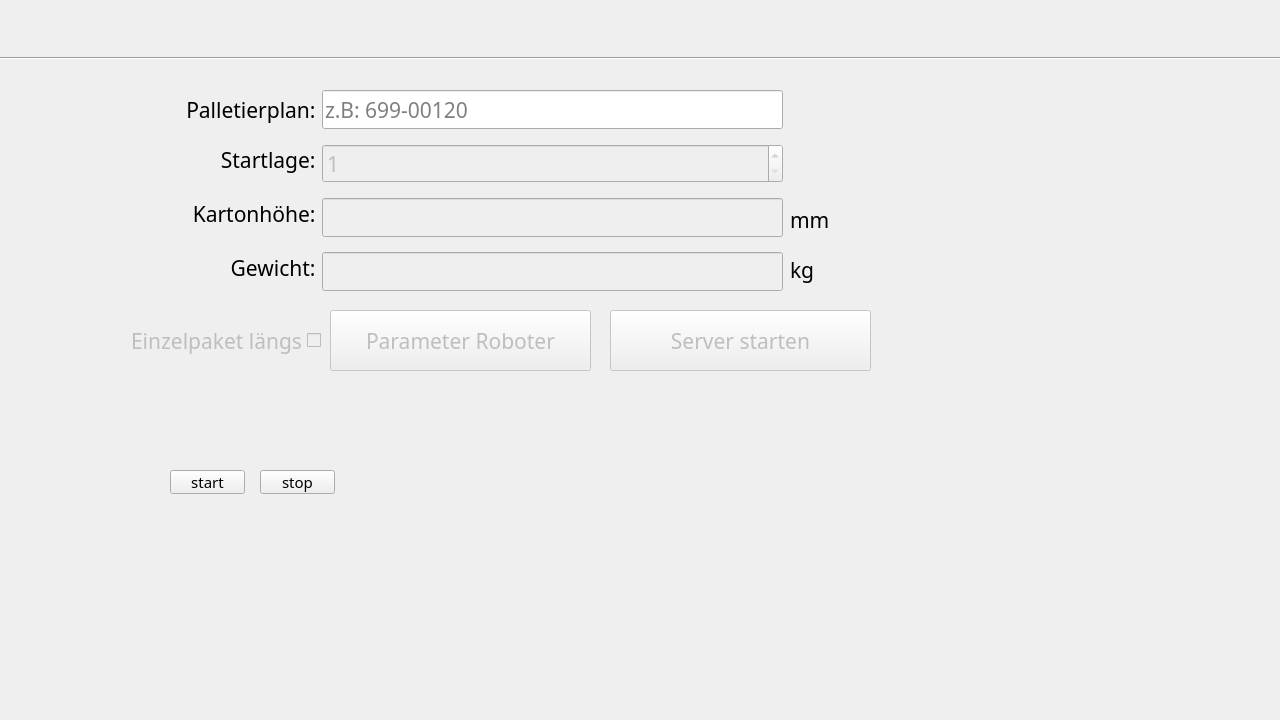
Snupai/MultipackParser, file ui_files/MainWindow.ui: the form before one commit.
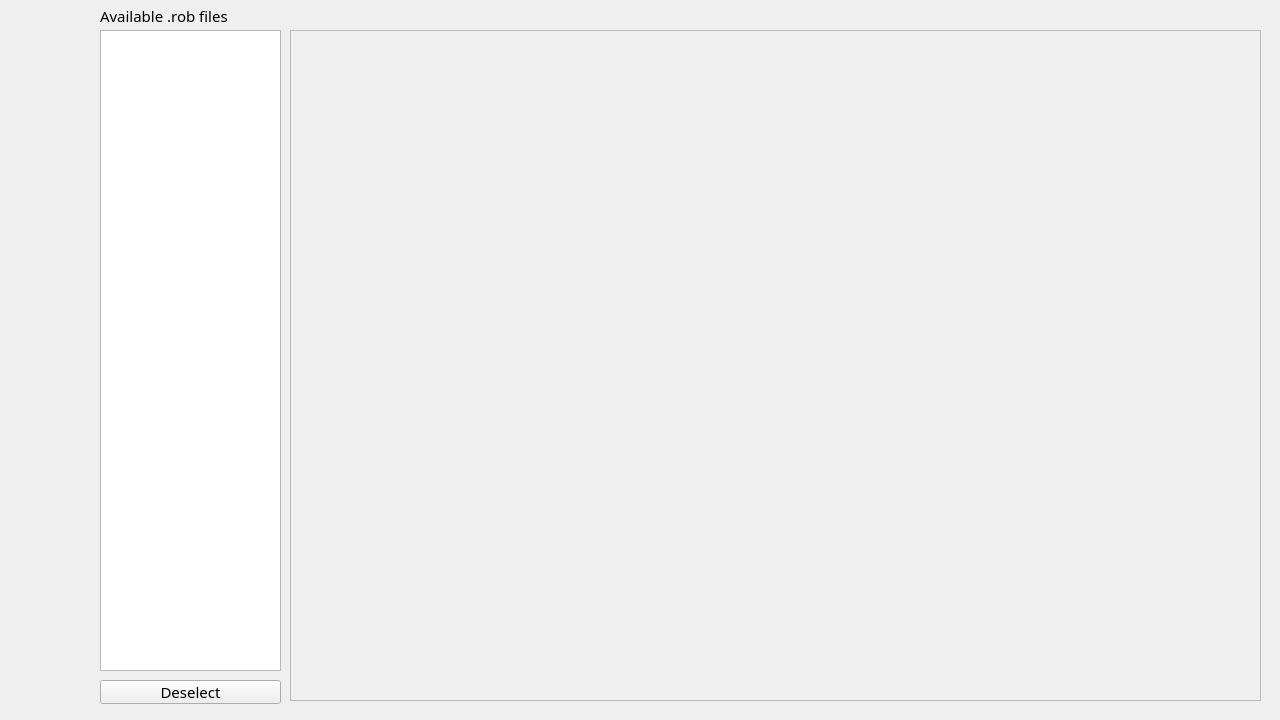
The form after the commit. The open tabs and pages were chosen to show the change. Icons and pictures are not drawn.

Commit message:
Add 3D visualization for .rob files with experimental page
- Integrated matplotlib-based 3D visualization for pallet files
- Created new experimental page in UI with .rob file list and 3D view
- Added parsing and rendering logic for .rob file geometry
- Implemented canvas initialization and file selection functionality
- Updated Dockerfile and requirements to include matplotlib

Diff of the .ui file:
```diff
--- a/ui_files/MainWindow.ui
+++ b/ui_files/MainWindow.ui
@@ -165,7 +165,7 @@
     <enum>QFrame::NoFrame</enum>
    </property>
    <property name="currentIndex">
-    <number>0</number>
+    <number>3</number>
    </property>
    <widget class="QWidget" name="MainMenu">
     <widget class="QPushButton" name="ButtonSettings">
@@ -1766,6 +1766,89 @@
      </widget>
     </widget>
    </widget>
+   <widget class="QWidget" name="Experimental">
+    <widget class="QLabel" name="availableRobFiles">
+     <property name="geometry">
+      <rect>
+       <x>100</x>
+       <y>0</y>
+       <width>201</width>
+       <height>31</height>
+      </rect>
+     </property>
+     <property name="text">
+      <string>Available .rob files</string>
+     </property>
+    </widget>
+    <widget class="QPushButton" name="ButtonZurueck_8">
+     <property name="geometry">
+      <rect>
+       <x>0</x>
+       <y>270</y>
+       <width>81</width>
+       <height>81</height>
+      </rect>
+     </property>
+     <property name="cursor">
+      <cursorShape>PointingHandCursor</cursorShape>
+     </property>
+     <property name="text">
+      <string/>
+     </property>
+     <property name="icon">
+      <iconset resource="MainWindowResources.qrc">
+       <normaloff>:/Misc/imgs/zurueck.png</normaloff>:/Misc/imgs/zurueck.png</iconset>
+     </property>
+     <property name="iconSize">
+      <size>
+       <width>81</width>
+       <height>81</height>
+      </size>
+     </property>
+     <property name="flat">
+      <bool>true</bool>
+     </property>
+    </widget>
+    <widget class="QListWidget" name="robFilesListWidget">
+     <property name="geometry">
+      <rect>
+       <x>100</x>
+       <y>30</y>
+       <width>181</width>
+       <height>641</height>
+      </rect>
+     </property>
+    </widget>
+    <widget class="QPushButton" name="deselectRobFile">
+     <property name="geometry">
+      <rect>
+       <x>100</x>
+       <y>680</y>
+       <width>181</width>
+       <height>24</height>
+      </rect>
+     </property>
+     <property name="text">
+      <string>Deselect</string>
+     </property>
+    </widget>
+    <widget class="QFrame" name="MatplotLibCanvasFrame">
+     <property name="geometry">
+      <rect>
+       <x>290</x>
+       <y>30</y>
+       <width>971</width>
+       <height>671</height>
+      </rect>
+     </property>
+     <property name="frameShape">
+      <enum>QFrame::StyledPanel</enum>
+     </property>
+     <property name="frameShadow">
+      <enum>QFrame::Raised</enum>
+     </property>
+    </widget>
+   </widget>
   </widget>
  </widget>
  <resources>
```
Left out of the diff: 16 changed lines with no effect on the pictures. The commit also changes 6 other files.
